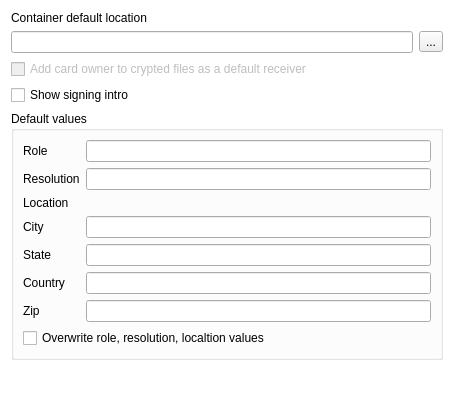
Old version of the form qdigidocclient/trunk/src/ui/Settings.ui in the repository tixsys/esteid.
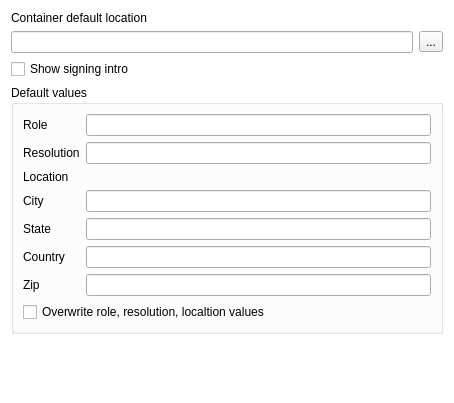
New version of the form.

```diff
--- a/qdigidocclient/trunk/src/ui/Settings.ui
+++ b/qdigidocclient/trunk/src/ui/Settings.ui
@@ -49,18 +49,8 @@
     </layout>
    </item>
    <item>
-    <widget class="QCheckBox" name="addOwner">
-     <property name="enabled">
-      <bool>false</bool>
-     </property>
-     <property name="text">
-      <string>Add card owner to crypted files as a default receiver</string>
-     </property>
-    </widget>
-   </item>
-   <item>
-    <widget class="QCheckBox" name="showIntro">
-     <property name="text">
+    <widget class="QCheckBox" name="showIntro" >
+     <property name="text" >
       <string>Show signing intro</string>
      </property>
     </widget>
```
Left out of the diff: 168 changed lines with no effect on the pictures.
